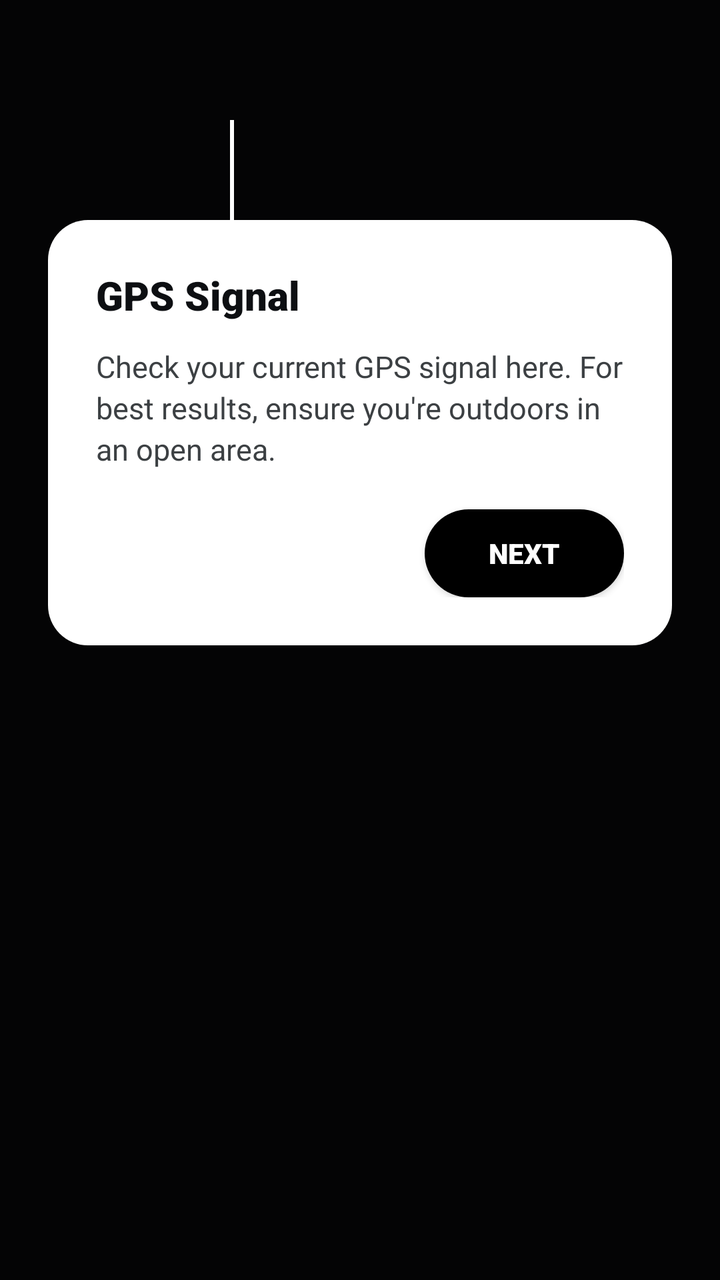
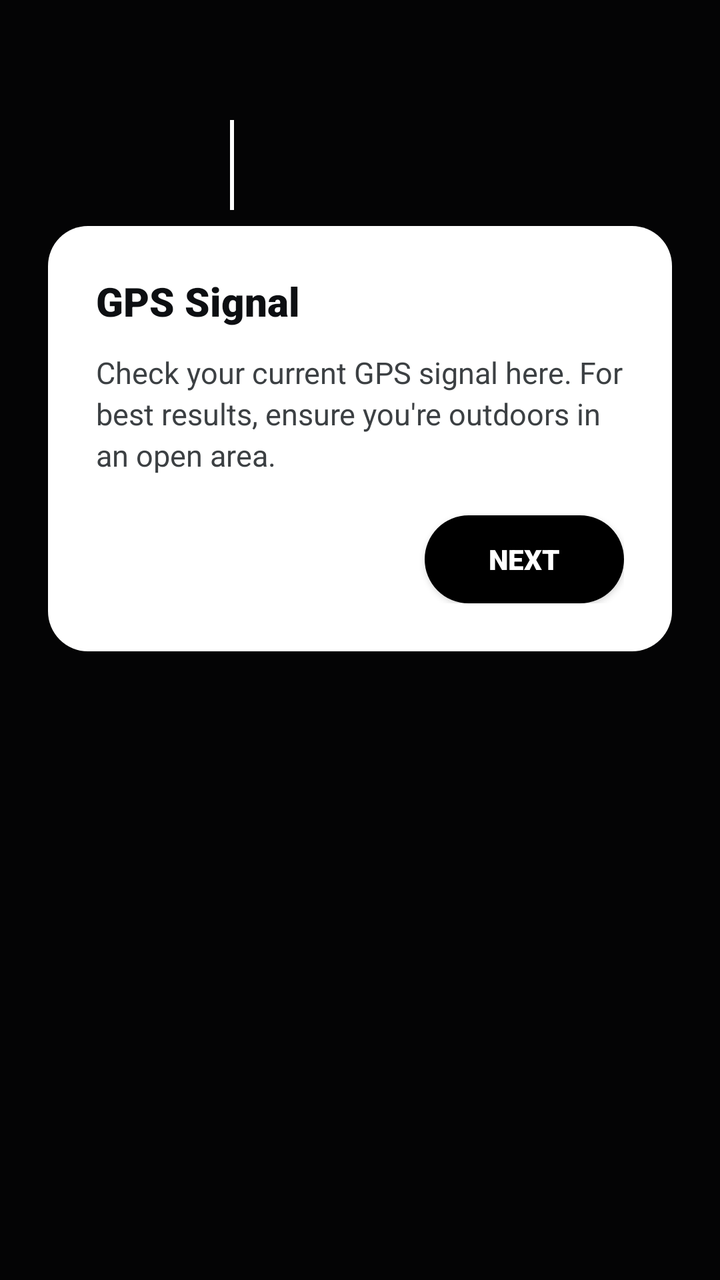

The first picture is an Android layout as it rendered before a commit; the second is the same layout after the commit. The layout source and the unified diff follow.
<!-- AndroidManifest.xml: application theme Theme.SpeedPro -->
<!-- res/layout/view_feature_tour.xml -->
<?xml version="1.0" encoding="utf-8"?>
<FrameLayout xmlns:android="http://schemas.android.com/apk/res/android"
    android:id="@+id/tourOverlayRoot"
    android:layout_width="match_parent"
    android:layout_height="match_parent"
    android:background="#B3000000"
    android:clickable="true"
    android:focusable="true">

    
    <View
        android:id="@+id/tourPointerLine"
        android:layout_width="2dp"
        android:layout_height="50dp"
        android:layout_marginStart="115dp"
        android:layout_marginTop="60dp"
        android:background="#FFFFFF" />

    
    <LinearLayout
        android:layout_width="match_parent"
        android:layout_height="wrap_content"
        android:layout_marginHorizontal="24dp"
        android:layout_marginTop="110dp"
        android:background="@drawable/bg_tour_card"
        android:orientation="vertical"
        android:padding="24dp">

        <TextView
            android:id="@+id/tvTourTitle"
            android:layout_width="wrap_content"
            android:layout_height="wrap_content"
            android:fontFamily="sans-serif-black"
            android:text="@string/tour_gps_title"
            android:textColor="@color/bg_black"
            android:textSize="20sp" />

        <TextView
            android:id="@+id/tvTourDesc"
            android:layout_width="match_parent"
            android:layout_height="wrap_content"
            android:layout_marginTop="12dp"
            android:fontFamily="sans-serif"
            android:lineSpacingExtra="3dp"
            android:text="@string/tour_gps_desc"
            android:textColor="#3C4043"
            android:textSize="15sp" />

        
        <androidx.appcompat.widget.AppCompatButton
            android:id="@+id/btnTourNext"
            android:layout_width="wrap_content"
            android:layout_height="44dp"
            android:layout_gravity="end"
            android:layout_marginTop="20dp"
            android:background="@drawable/bg_button_tour_next"
            android:fontFamily="sans-serif-black"
            android:paddingHorizontal="32dp"
            android:text="@string/btn_next"
            android:textColor="@color/text_white"
            android:textSize="14sp" />

    </LinearLayout>

</FrameLayout>
<!-- resources referenced by this layout -->
<resources>
  <color name="bg_black">#0D0F12</color>
  <color name="text_white">#FFFFFF</color>
  <!-- drawable bg_button_tour_next (drawable) -->
  <?xml version="1.0" encoding="utf-8"?>
  <shape xmlns:android="http://schemas.android.com/apk/res/android"
      android:shape="rectangle">
      <solid android:color="#000000" />
      <corners android:radius="22dp" />
  </shape>
  <!-- drawable bg_tour_card (drawable) -->
  <?xml version="1.0" encoding="utf-8"?>
  <shape xmlns:android="http://schemas.android.com/apk/res/android"
      android:shape="rectangle">
      <solid android:color="#FFFFFF" />
      <corners android:radius="20dp" />
  </shape>
  <string name="btn_next">NEXT</string>
  <string name="tour_gps_desc">Check your current GPS signal here. For best results, ensure you\'re outdoors in an open area.</string>
  <string name="tour_gps_title">GPS Signal</string>
  <style name="Theme.SpeedPro" parent="Theme.Material3.Dark.NoActionBar">
          <item name="android:statusBarColor">@color/bg_black</item>
          <item name="android:navigationBarColor">@color/bg_black</item>
          <item name="android:windowBackground">@color/bg_black</item>
          <item name="colorPrimary">@color/cyber_green</item>
          <item name="colorSecondary">@color/cyan_accent</item>
      </style>
  <color name="cyber_green">#00E676</color>
  <color name="cyan_accent">#00E5FF</color>
</resources>

<!-- the commit's change to res/layout/view_feature_tour.xml (unified diff, before → after) -->
@@ -8,58 +8,121 @@
     android:focusable="true">
 
     
-    <View
-        android:id="@+id/tourPointerLine"
-        android:layout_width="2dp"
-        android:layout_height="50dp"
-        android:layout_marginStart="115dp"
-        android:layout_marginTop="60dp"
-        android:background="#FFFFFF" />
+    <LinearLayout
+        android:id="@+id/tourStep1Container"
+        android:layout_width="match_parent"
+        android:layout_height="wrap_content"
+        android:orientation="vertical"
+        android:visibility="visible">
+
+        
+        <View
+            android:layout_width="2dp"
+            android:layout_height="45dp"
+            android:layout_marginStart="115dp"
+            android:layout_marginTop="60dp"
+            android:background="#FFFFFF" />
+
+        
+        <LinearLayout
+            android:layout_width="match_parent"
+            android:layout_height="wrap_content"
+            android:layout_marginHorizontal="24dp"
+            android:layout_marginTop="8dp"
+            android:background="@drawable/bg_tour_card"
+            android:orientation="vertical"
+            android:padding="24dp">
+
+            <TextView
+                android:layout_width="wrap_content"
+                android:layout_height="wrap_content"
+                android:fontFamily="sans-serif-black"
+                android:text="@string/tour_gps_title"
+                android:textColor="@color/bg_black"
+                android:textSize="20sp" />
+
+            <TextView
+                android:layout_width="match_parent"
+                android:layout_height="wrap_content"
+                android:layout_marginTop="12dp"
+                android:fontFamily="sans-serif"
+                android:lineSpacingExtra="3dp"
+                android:text="@string/tour_gps_desc"
+                android:textColor="#3C4043"
+                android:textSize="15sp" />
+
+            <androidx.appcompat.widget.AppCompatButton
+                android:id="@+id/btnTourStep1Next"
+                android:layout_width="wrap_content"
+                android:layout_height="44dp"
+                android:layout_gravity="end"
+                android:layout_marginTop="20dp"
+                android:background="@drawable/bg_button_tour_next"
+                android:fontFamily="sans-serif-black"
+                android:paddingHorizontal="32dp"
+                android:text="@string/btn_next"
+                android:textColor="@color/text_white"
+                android:textSize="14sp" />
+        </LinearLayout>
+    </LinearLayout>
 
     
     <LinearLayout
+        android:id="@+id/tourStep2Container"
         android:layout_width="match_parent"
         android:layout_height="wrap_content"
-        android:layout_marginHorizontal="24dp"
-        android:layout_marginTop="110dp"
-        android:background="@drawable/bg_tour_card"
+        android:layout_gravity="bottom"
+        android:layout_marginBottom="110dp"
         android:orientation="vertical"
-        android:padding="24dp">
+        android:visibility="gone">
 
-        <TextView
-            android:id="@+id/tvTourTitle"
-            android:layout_width="wrap_content"
-            android:layout_height="wrap_content"
-            android:fontFamily="sans-serif-black"
-            android:text="@string/tour_gps_title"
-            android:textColor="@color/bg_black"
-            android:textSize="20sp" />
-
-        <TextView
-            android:id="@+id/tvTourDesc"
+        
+        <LinearLayout
             android:layout_width="match_parent"
             android:layout_height="wrap_content"
-            android:layout_marginTop="12dp"
-            android:fontFamily="sans-serif"
-            android:lineSpacingExtra="3dp"
-            android:text="@string/tour_gps_desc"
-            android:textColor="#3C4043"
-            android:textSize="15sp" />
+            android:layout_marginHorizontal="24dp"
+            android:background="@drawable/bg_tour_card"
+            android:orientation="vertical"
+            android:padding="24dp">
+
+            <TextView
+                android:layout_width="wrap_content"
+                android:layout_height="wrap_content"
+                android:fontFamily="sans-serif-black"
+                android:text="@string/tour_measure_title"
+                android:textColor="@color/bg_black"
+                android:textSize="20sp" />
+
+            <TextView
+                android:layout_width="match_parent"
+                android:layout_height="wrap_content"
+                android:layout_marginTop="12dp"
+                android:fontFamily="sans-serif"
+                android:lineSpacingExtra="3dp"
+                android:text="@string/tour_measure_desc"
+                android:textColor="#3C4043"
+                android:textSize="15sp" />
+
+            <androidx.appcompat.widget.AppCompatButton
+                android:id="@+id/btnTourStep2GotIt"
+                android:layout_width="wrap_content"
+                android:layout_height="44dp"
+                android:layout_gravity="end"
+                android:layout_marginTop="20dp"
+                android:background="@drawable/bg_button_tour_next"
+                android:fontFamily="sans-serif-black"
+                android:paddingHorizontal="28dp"
+                android:text="@string/btn_got_it"
+                android:textColor="@color/text_white"
+                android:textSize="14sp" />
+        </LinearLayout>
 
         
-        <androidx.appcompat.widget.AppCompatButton
-            android:id="@+id/btnTourNext"
-            android:layout_width="wrap_content"
-            android:layout_height="44dp"
-            android:layout_gravity="end"
-            android:layout_marginTop="20dp"
-            android:background="@drawable/bg_button_tour_next"
-            android:fontFamily="sans-serif-black"
-            android:paddingHorizontal="32dp"
-            android:text="@string/btn_next"
-            android:textColor="@color/text_white"
-            android:textSize="14sp" />
-
+        <View
+            android:layout_width="2dp"
+            android:layout_height="45dp"
+            android:layout_gravity="center_horizontal"
+            android:background="#FFFFFF" />
     </LinearLayout>
 
 </FrameLayout>
<!-- resource entries referenced after the edit -->
@@ -16,9 +16,12 @@
       <solid android:color="#FFFFFF" />
       <corners android:radius="20dp" />
   </shape>
+  <string name="btn_got_it">GOT IT</string>
   <string name="btn_next">NEXT</string>
   <string name="tour_gps_desc">Check your current GPS signal here. For best results, ensure you\'re outdoors in an open area.</string>
   <string name="tour_gps_title">GPS Signal</string>
+  <string name="tour_measure_desc">Click to start measuring your speed!</string>
+  <string name="tour_measure_title">Measure Speed</string>
   <style name="Theme.SpeedPro" parent="Theme.Material3.Dark.NoActionBar">
           <item name="android:statusBarColor">@color/bg_black</item>
           <item name="android:navigationBarColor">@color/bg_black</item>
